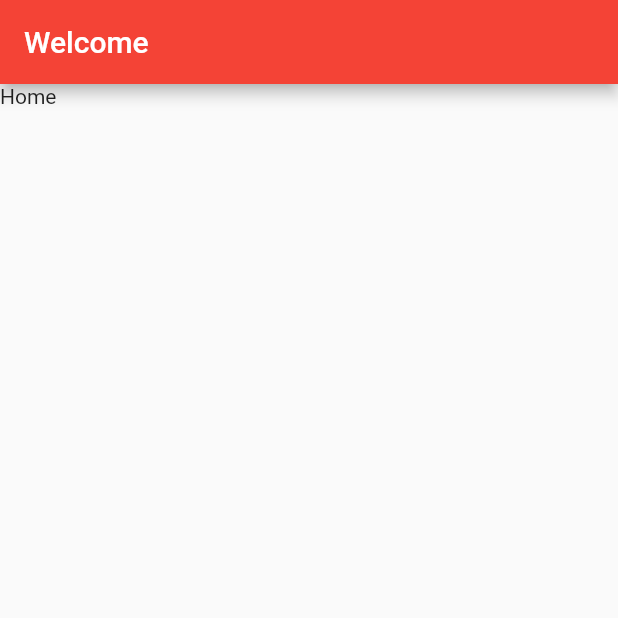
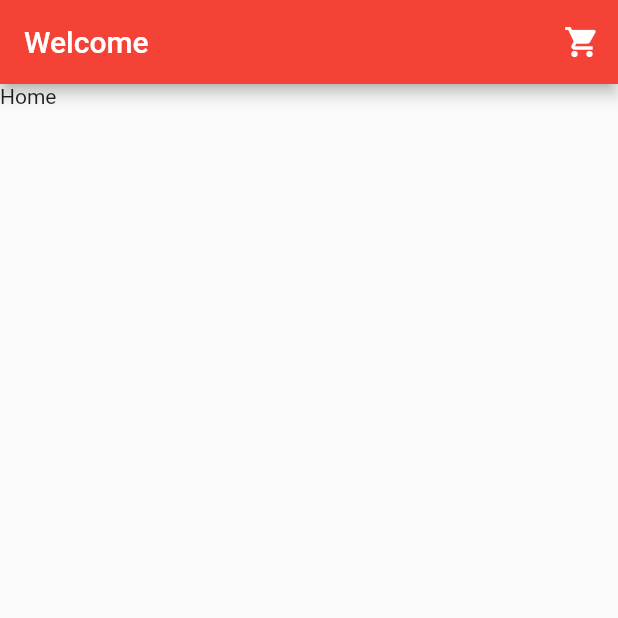
Before and after one commit to melikeo/schwarzit, a Flutter app: the screen it shows after launch, on a phone screen of 412 x 824 dp, the top half of it. Run offline on Flutter 3.47's test engine with Material 2 defaults, Android fonts, the light colour scheme and no system bars.

Commit message:
added shopping card

```diff
--- a/lib/screens/home-screen.dart
+++ b/lib/screens/home-screen.dart
@@ -12,7 +12,12 @@ class _HomeScreenState extends State<HomeScreen> {
   @override
   Widget build(BuildContext context) {
     return Scaffold(
-      appBar: AppBar(title: Text('Welcome'),),
+      appBar: AppBar(
+        title: Text('Welcome'),
+        actions: [
+          IconButton(onPressed: () {}, icon: Icon(Icons.shopping_cart))
+        ],
+          ),
       body: Text('Home')
     );
   }
```
